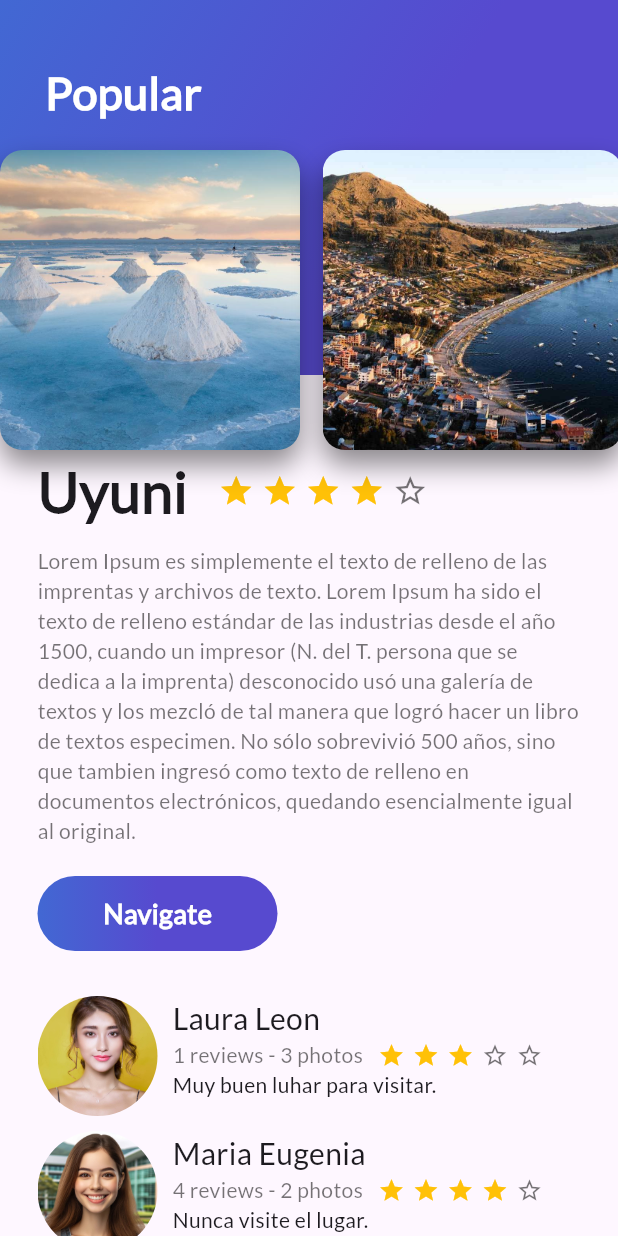
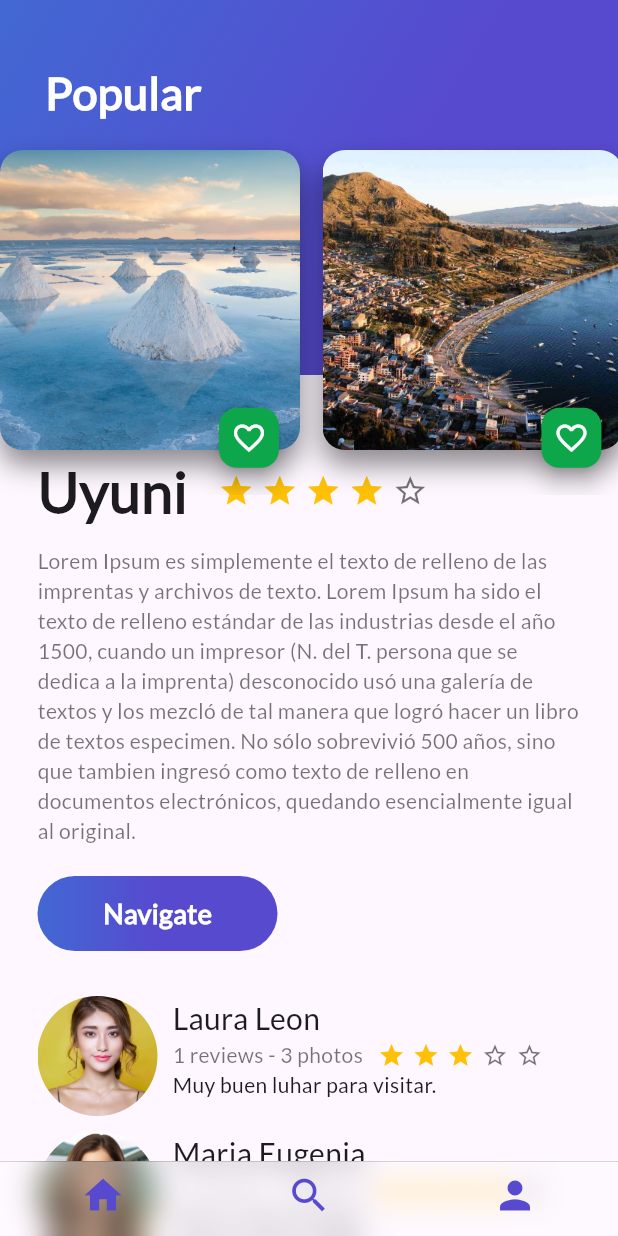
Before and after one commit to JehuelTP/place, a Flutter app: the screen it shows after launch, on a phone screen of 412 x 824 dp. Run offline on Flutter 3.47's test engine with Material 3 defaults, Android fonts, the phone set to English and light mode, and no system bars.

Commit message:
FloatingActionButton - BottomNavigationBar - CupertinoTabScaffold

```diff
--- a/lib/card_image.dart
+++ b/lib/card_image.dart
@@ -1,4 +1,5 @@
  import 'package:flutter/material.dart';
+import 'package:places/fab_green.dart';
 
 class CardImage extends StatelessWidget {
   String path;
@@ -8,7 +9,7 @@ class CardImage extends StatelessWidget {
   @override
   Widget build(BuildContext context) {
     //cardImage
-    final cardImage = Padding(
+    final card = Padding(
       padding: EdgeInsets.only(
         top: 100,
         right: 15,
@@ -36,6 +37,15 @@ class CardImage extends StatelessWidget {
       ),
     );
 
+    //stack
+    final cardImage = Stack(
+      alignment: Alignment(0.7, 0.9),
+      children: <Widget>[
+        card,
+        FabGreen()
+      ],
+    );
+
     return cardImage;
   }
 }
--- /dev/null
+++ b/lib/fab_green.dart
@@ -0,0 +1,35 @@
+import 'package:flutter/material.dart';
+
+class FabGreen extends StatefulWidget {
+  @override
+  State<StatefulWidget> createState() {
+    return _FabGreen();
+  }
+}
+
+class _FabGreen extends State<FabGreen> {
+  var _fabIcon = Icons.favorite_border;
+
+  void onPressedFav() {
+    //setState(() actualiza el estado del widget
+    setState(() {
+      if (_fabIcon == Icons.favorite_border) {
+        _fabIcon = Icons.favorite;
+      } else {
+        _fabIcon = Icons.favorite_border;
+      }
+    });
+  }
+
+  @override
+  Widget build(BuildContext context) {
+    final fabGreen = FloatingActionButton(
+      backgroundColor: Color(0xFF0da64b),
+      mini: true,
+      tooltip: "Fab",
+      child: Icon(_fabIcon, color: Colors.white),
+      onPressed: onPressedFav,
+    );
+    return fabGreen;
+  }
+}
--- a/lib/main.dart
+++ b/lib/main.dart
@@ -1,4 +1,6 @@
 import 'package:flutter/material.dart';
+import 'package:places/places.dart';
+import 'package:places/places_cupertino.dart';
 
 import 'home.dart';
 
@@ -24,7 +26,7 @@ class MyApp extends StatelessWidget {
         visualDensity: VisualDensity.adaptivePlatformDensity,
       ),
       themeMode: ThemeMode.light,
-      home: MyHome(),
+      home: PlacesCupertino(),
     );
   }
 }
--- /dev/null
+++ b/lib/places_cupertino.dart
@@ -0,0 +1,58 @@
+import 'package:flutter/material.dart';
+import 'package:flutter/cupertino.dart';
+import 'package:places/home.dart';
+import 'package:places/profile_places.dart';
+import 'package:places/search_places.dart';
+
+class PlacesCupertino extends StatelessWidget {
+  @override
+  Widget build(BuildContext context) {
+    return Scaffold(
+      bottomNavigationBar: CupertinoTabScaffold(
+        tabBar: CupertinoTabBar(
+          backgroundColor: Colors.white.withAlpha(50),
+          items: const [
+            BottomNavigationBarItem(
+              icon: Icon(
+                Icons.home,
+                color: Color(0xFF574ACF),
+              ),
+            ),
+            BottomNavigationBarItem(
+              icon: Icon(
+                Icons.search,
+                color: Color(0xFF574ACF),
+              ),
+            ),
+            BottomNavigationBarItem(
+              icon: Icon(
+                Icons.person,
+                color: Color(0xFF574ACF),
+              ),
+            ),
+          ],
+        ),
+        tabBuilder: (BuildContext context, int index) {
+          switch (index) {
+            case 0:
+              return CupertinoTabView(
+                builder: (BuildContext context) => MyHome(),
+              );
+            case 1:
+              return CupertinoTabView(
+                builder: (BuildContext context) => SearchPlaces(),
+              );
+            case 2:
+              return CupertinoTabView(
+                builder: (BuildContext context) => ProfilePlaces(),
+              );
+            default:
+              return CupertinoTabView(
+                builder: (BuildContext context) => MyHome(),
+              );
+          }
+        },
+      ),
+    );
+  }
+}
```
Also changed, not shown: lib/places.dart (added, +69 -0 lines), lib/profile_places.dart (added, +10 -0 lines), lib/search_places.dart (added, +10 -0 lines).
